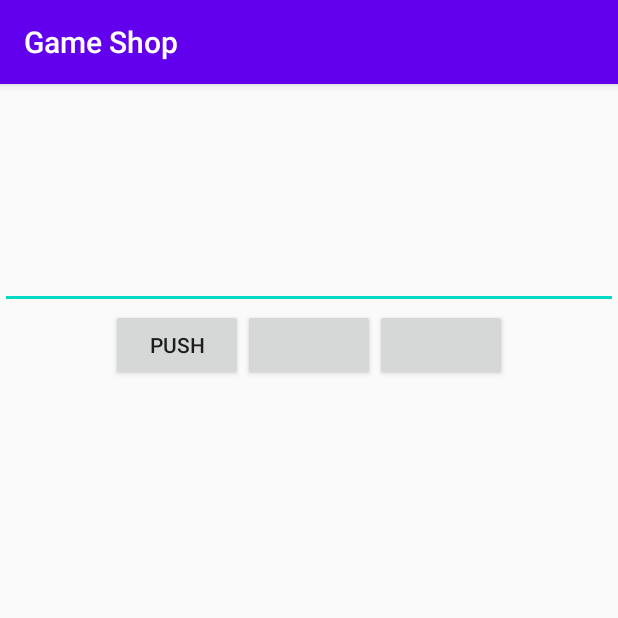
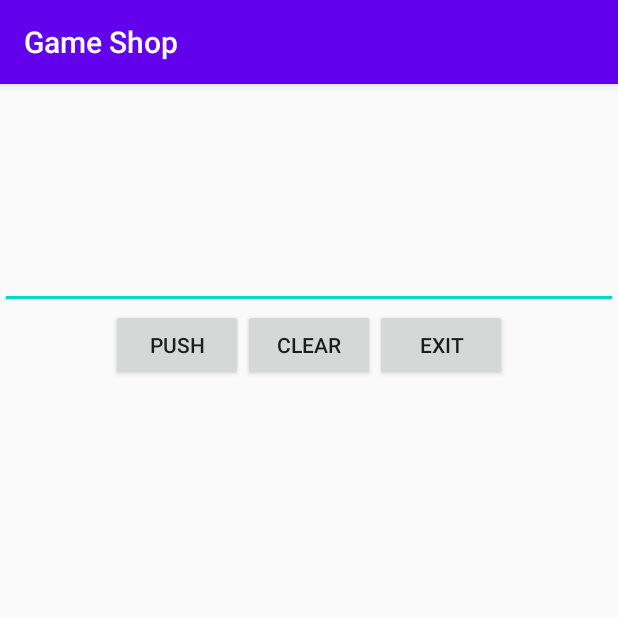
Before and after one commit to chummy-ch/GameShop, an Android app: the SqlCodeActivity screen opened directly, with no data from a screen before it, after a tap on "PUSH", on a phone screen of 412 x 824 dp, the top half of it. Run offline under Robolectric (Android 15) with nearby library versions, the phone set to English and light mode, and no system bars; 2 statements that could not run were skipped.

Commit message:
two new button added for sqlcode

```diff
--- a/app/src/main/java/com/example/gameshop/SqlCodeActivity.java
+++ b/app/src/main/java/com/example/gameshop/SqlCodeActivity.java
@@ -13,6 +13,7 @@ import android.widget.TextView;
 public class SqlCodeActivity extends AppCompatActivity {
     private Context context;
     private EditText code;
+    private TextView tv;
 
     @Override
     protected void onCreate(Bundle savedInstanceState) {
@@ -20,7 +21,12 @@ public class SqlCodeActivity extends AppCompatActivity {
         setContentView(R.layout.activity_sql_code);
         code = findViewById(R.id.code);
         context = this;
+        tv = findViewById(R.id.table);
     }
+
+    public void Clear(View view){ tv.setText("");}
+
+    public void Exit(View view){finish();}
 
     public void Push(View view){
         String sql = code.getText().toString();
@@ -44,7 +50,6 @@ public class SqlCodeActivity extends AppCompatActivity {
     }
 
     public void PrintTable(Cursor c){
-        TextView tv = findViewById(R.id.table);
         tv.setText("");
         if(!c.moveToFirst()){
             tv.setText("Wrong sql code");
--- a/app/src/main/res/layout/activity_sql_code.xml
+++ b/app/src/main/res/layout/activity_sql_code.xml
@@ -25,10 +25,14 @@
             android:layout_height="wrap_content"/>
 
         <Button
+            android:onClick="Clear"
+            android:text="Clear"
             android:layout_width="wrap_content"
             android:layout_height="wrap_content"/>
 
         <Button
+            android:text="Exit"
+            android:onClick="Exit"
             android:layout_width="wrap_content"
             android:layout_height="wrap_content"/>
 
```
